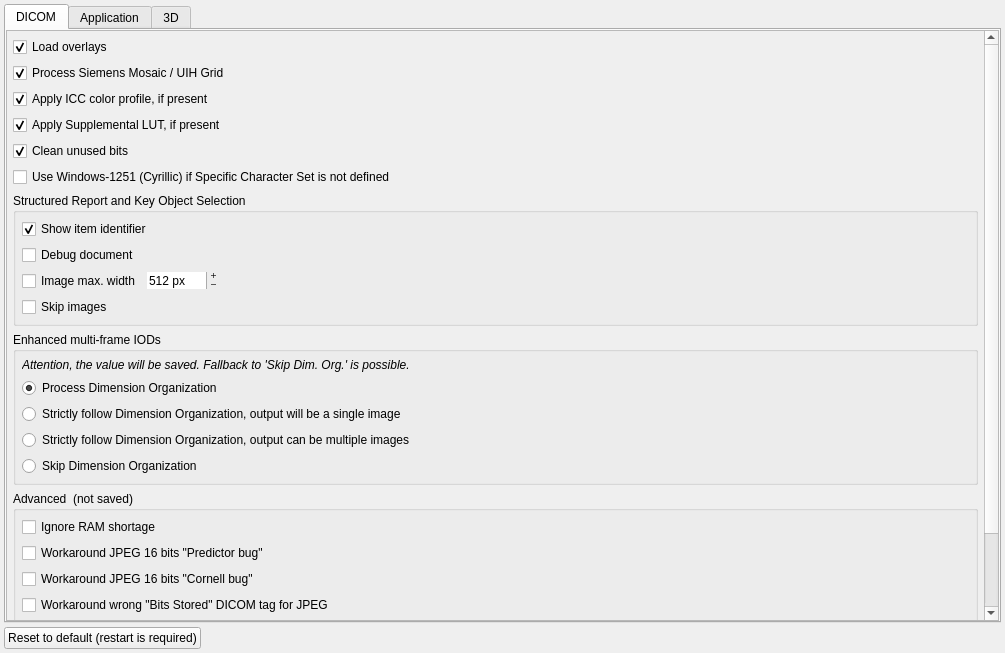
Above: GUI/settingswidget.ui from AlizaMedicalImaging/AlizaMS before the change. Below: the same form after it.
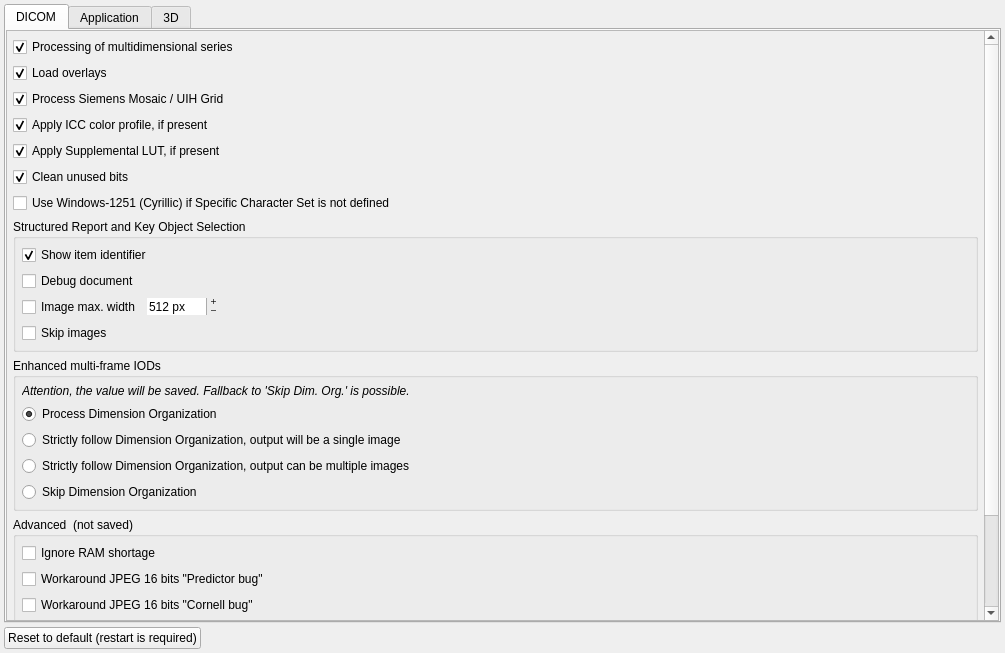
That is the form after the change.

Commit message:
Option for processing of multidimensional series
s. Settings -> DICOM

What changed in the file:
```diff
--- a/GUI/settingswidget.ui
+++ b/GUI/settingswidget.ui
@@ -44,13 +44,35 @@
             <x>0</x>
             <y>0</y>
             <width>973</width>
-            <height>924</height>
+            <height>960</height>
            </rect>
           </property>
           <layout class="QVBoxLayout" name="verticalLayout_14">
            <property name="margin">
             <number>6</number>
            </property>
+           <item>
+            <widget class="QCheckBox" name="multiseries_checkBox">
+             <property name="sizePolicy">
+              <sizepolicy hsizetype="Expanding" vsizetype="Fixed">
+               <horstretch>0</horstretch>
+               <verstretch>0</verstretch>
+              </sizepolicy>
+             </property>
+             <property name="mouseTracking">
+              <bool>false</bool>
+             </property>
+             <property name="toolTip">
+              <string>&lt;html&gt;&lt;head/&gt;&lt;body&gt;&lt;p&gt;Try to process multidimensional series, e.g. PET series using the &lt;span style=&quot; font-style:italic;&quot;&gt;Image Index&lt;/span&gt; attribute, or other series using the &lt;span style=&quot; font-style:italic;&quot;&gt;Instance Number&lt;/span&gt; attribute, (provided it is available and verified as unique). Sorting is performed based on the &lt;span style=&quot; font-style:italic;&quot;&gt;Image Position (Patient)&lt;/span&gt; attribute; if sorting by IPP is not possible (e.g., due to differences in I&lt;span style=&quot; font-style:italic;&quot;&gt;mage Orientation (Patient)&lt;/span&gt; attributes within the series), a fallback method—sorting by the Slice Location attribute — is used.&lt;/p&gt;&lt;p&gt;This approach can also help improve the sorting of certain non-uniform non-parallel series.&lt;/p&gt;&lt;p&gt;&lt;span style=&quot; font-weight:600;&quot;&gt;Recommended.&lt;/span&gt;&lt;/p&gt;&lt;/body&gt;&lt;/html&gt;</string>
+             </property>
+             <property name="text">
+              <string>Processing of multidimensional series</string>
+             </property>
+             <property name="checked">
+              <bool>true</bool>
+             </property>
+            </widget>
+           </item>
            <item>
             <widget class="QCheckBox" name="overlays_checkBox">
              <property name="sizePolicy">
```
Left out of the diff: 1 changed line with no effect on the pictures. The commit also changes 3 other files.
